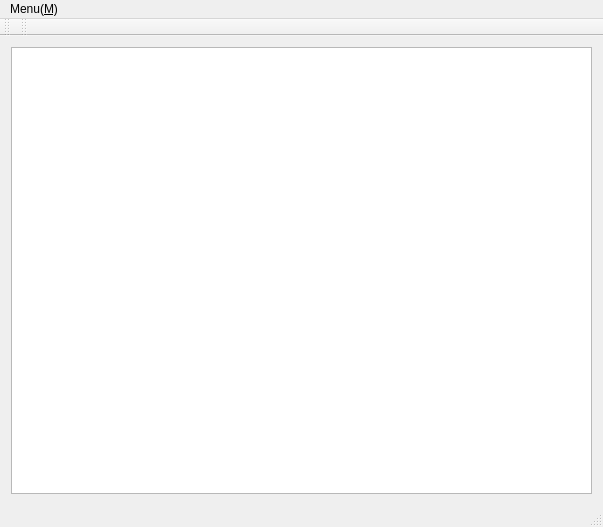
Qt form AddressBook/mainwindow.ui (Roper/C-Homework) before a commit.
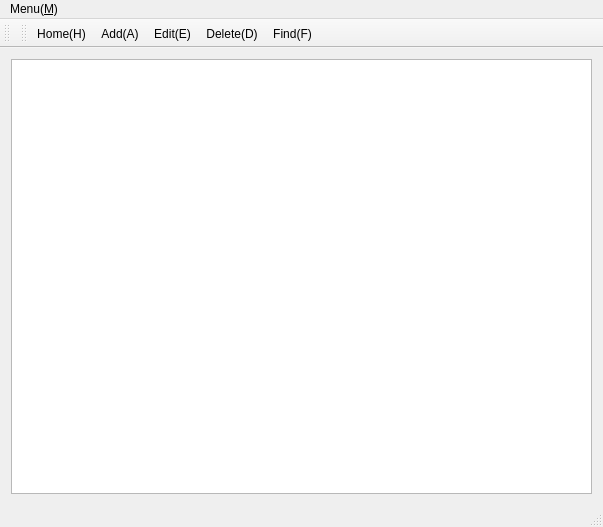
The same form after that commit.

The edit to the form file:
```diff
--- a/AddressBook/mainwindow.ui
+++ b/AddressBook/mainwindow.ui
@@ -79,6 +79,11 @@
    <attribute name="toolBarBreak">
     <bool>false</bool>
    </attribute>
+   <addaction name="actionHome_H"/>
+   <addaction name="actionAdd_A"/>
+   <addaction name="actionEdit_E"/>
+   <addaction name="actionDelete_D"/>
+   <addaction name="actionFind_F"/>
   </widget>
   <action name="actionAdd_A">
    <property name="text">
@@ -128,6 +133,17 @@
   <action name="actionEdit_E">
    <property name="text">
     <string>Edit(&amp;E)</string>
+   </property>
+   <property name="shortcut">
+    <string>Alt+E</string>
+   </property>
+  </action>
+  <action name="actionHome_H">
+   <property name="text">
+    <string>Home(&amp;H)</string>
+   </property>
+   <property name="shortcut">
+    <string>Ctrl+H</string>
    </property>
   </action>
  </widget>
```
Left out of the diff: 9 changed lines with no effect on the pictures.
